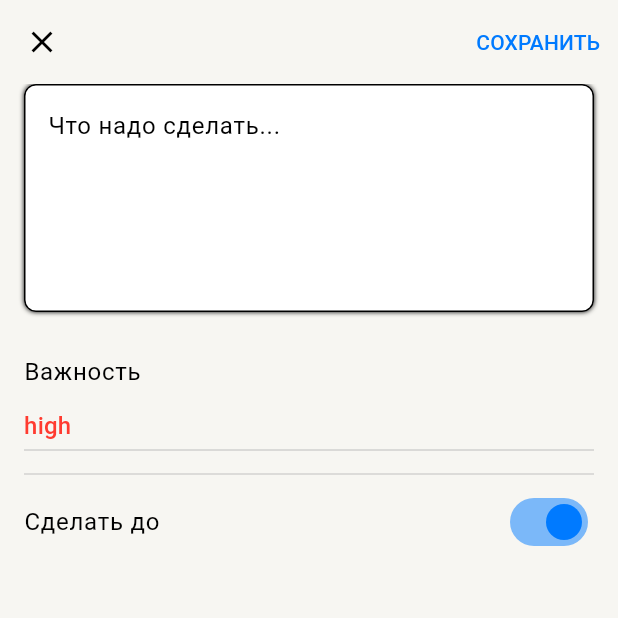
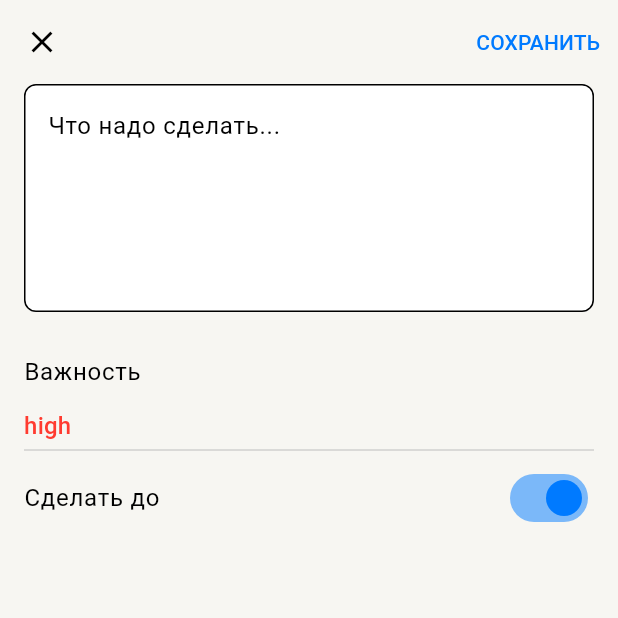
Before and after one commit to truefalsemary/Flutter-todo-app, a Flutter app: the screen it shows after launch, after a tap on the "info" icon, on a phone screen of 412 x 824 dp, the top half of it. Run offline on Flutter 3.47's test engine with Material 3 defaults, Android fonts, the phone set to English and light mode, and no system bars; our stand-ins replace equatable, flutter_bloc.

Commit message:
fix: correct colors

```diff
--- a/lib/main.dart
+++ b/lib/main.dart
@@ -34,8 +34,8 @@ class MyApp extends StatelessWidget {
         theme: ThemeData(
           colorScheme: const ColorScheme(
             brightness: Brightness.light,
-            primary: Color(0xFF000000) ,
-            onPrimary: Color(0xFFF7F6F2),
+            primary: Color(0xFFF7F6F2),
+            onPrimary: Color(0xFF000000),
             // secondary: Color(0xFFFFFFFF),
             // onSecondary: Color(0x99000000),
             secondary: Color(0xFF007AFF),
--- a/lib/ui/todo_screen.dart
+++ b/lib/ui/todo_screen.dart
@@ -129,7 +129,7 @@ class TodoScreen extends StatelessWidget {
                         //     .todo
                         //     .priority
                         //     .parseToString())),
-                        Divider(color: Colors.grey.withOpacity(0.4)),
+                        // Divider(color: Colors.grey.withOpacity(0.4)),
 
                         Row(
                           mainAxisAlignment: MainAxisAlignment.spaceBetween,
@@ -139,7 +139,8 @@ class TodoScreen extends StatelessWidget {
                               style: Theme.of(context).textTheme.bodyLarge,
                             ),
                             Switch(
-                              activeColor: Theme.of(context).colorScheme.secondary,
+                                activeColor:
+                                    Theme.of(context).colorScheme.secondary,
                                 value: context
                                         .watch<TodoNotifier>()
                                         .todo
```
